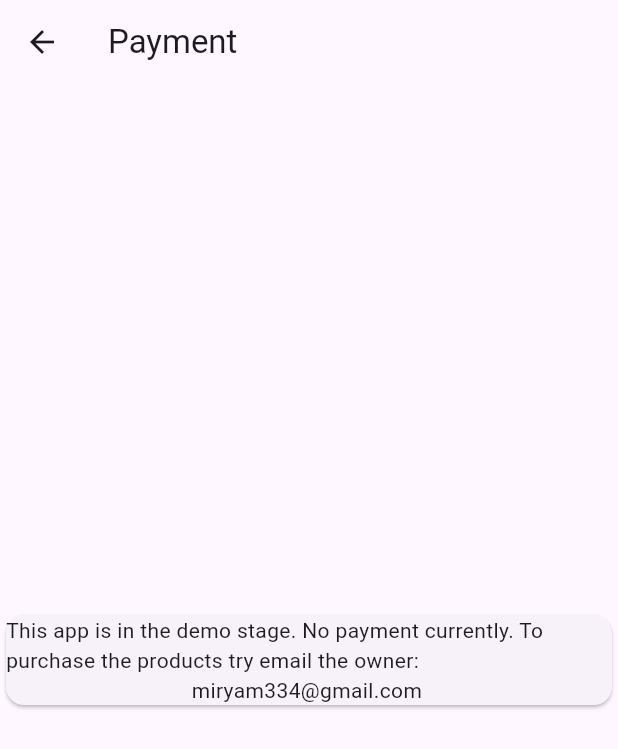
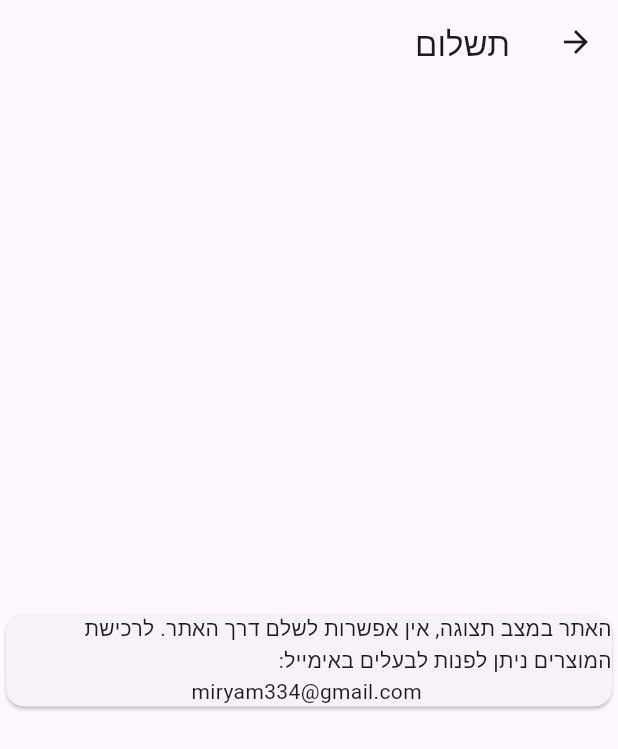
Before and after one commit to akivazo/makramir, a Flutter app: the PaymentTerminalView screen opened directly with empty values, on a phone screen of 412 x 824 dp. Shown: the top 749 px of the screen. Run offline on Flutter 3.47's test engine with Material 3 defaults, Android fonts, the phone set to English and light mode, and no system bars; our stand-ins replace badges, google_fonts; generated files the repository leaves out were written again.

Commit message:
payment demo

```diff
--- a/lib/l10n/app_en.arb
+++ b/lib/l10n/app_en.arb
@@ -40,5 +40,7 @@
     }
   },
   "demoTitle": "Demo version",
-  "demoContent": "This site is in demo stage, for presentation purposes only."
+  "demoContent": "This site is in demo stage, for presentation purposes only.",
+  "paymentDemoStage": "This site is in demo stage. No payment currently. To purchase the products try email the owner:"
+
 }
--- a/lib/l10n/app_he.arb
+++ b/lib/l10n/app_he.arb
@@ -23,5 +23,6 @@
   "closeDrawer": "סגור",
   "itemCost": "₪ {amount}",
   "demoTitle": "גרסת דמו",
-  "demoContent": "האתר נמצא כעת בגרסת דמו, לצורכי תצוגה בלבד."
+  "demoContent": "האתר נמצא כעת בגרסת דמו, לצורכי תצוגה בלבד.",
+  "paymentDemoStage": "האתר במצב תצוגה, אין אפשרות לשלם דרך האתר. לרכישת המוצרים ניתן לפנות לבעלים באימייל:"
 }
--- a/lib/main.dart
+++ b/lib/main.dart
@@ -29,7 +29,7 @@ class MainApp extends StatelessWidget {
         GlobalCupertinoLocalizations.delegate,
       ],
       supportedLocales: [
-        Locale('en'), // English
+       //Locale('en'), // English
         Locale('he'), // Hebrew
       ],
       home: Scaffold(
--- a/lib/payment.dart
+++ b/lib/payment.dart
@@ -34,7 +34,7 @@ class PaymentTerminalView extends StatelessWidget {
               child: Column(
                 mainAxisSize: MainAxisSize.min,
                 children: [
-                  Text("This app is in the demo stage. No payment currently. To purchase the products try email the owner:"),
+                  Text(AppLocalizations.of(context)!.paymentDemoStage),
                   SelectableText("miryam334@gmail.com")
                 ],
               ))),
```
